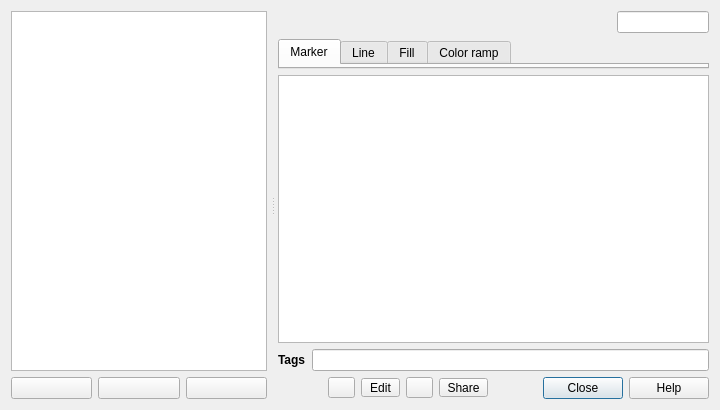
Before: the Qt Designer form src/ui/qgsstylev2managerdialogbase.ui in carsmie/QGIS, drawn with Qt 5.
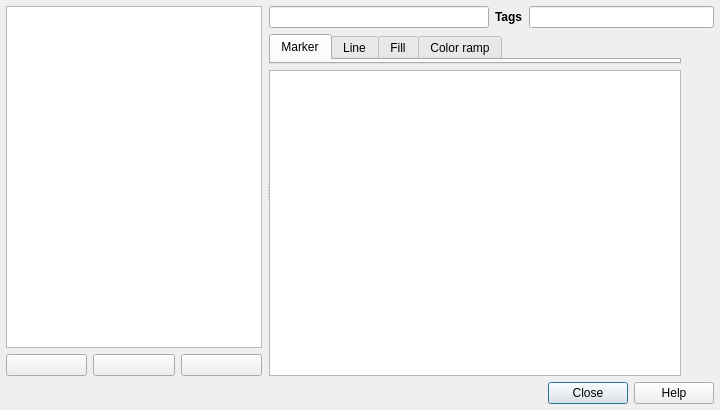
After: the same form once the commit is applied. Icons and pictures are not drawn. Custom widgets are drawn as their Qt base class.

Commit message: new icons for sharing in the stylemanager dialog

```diff
--- a/src/ui/qgsstylev2managerdialogbase.ui
+++ b/src/ui/qgsstylev2managerdialogbase.ui
@@ -20,6 +20,9 @@
 </string>
   </property>
   <layout class="QGridLayout" name="gridLayout">
+   <property name="margin">
+    <number>6</number>
+   </property>
    <item row="3" column="0">
     <widget class="QSplitter" name="mSplitter">
      <property name="orientation">
@@ -122,39 +125,10 @@
        </sizepolicy>
       </property>
       <layout class="QGridLayout" name="gridLayout_3">
-       <property name="leftMargin">
-        <number>4</number>
-       </property>
-       <property name="topMargin">
+       <property name="margin">
         <number>0</number>
        </property>
-       <property name="rightMargin">
-        <number>0</number>
-       </property>
-       <property name="bottomMargin">
-        <number>0</number>
-       </property>
-       <item row="0" column="0">
-        <spacer name="horizontalSpacer">
-         <property name="orientation">
-          <enum>Qt::Horizontal</enum>
-         </property>
-         <property name="sizeHint" stdset="0">
-          <size>
-           <width>350</width>
-           <height>20</height>
-          </size>
-         </property>
-        </spacer>
-       </item>
-       <item row="0" column="1">
-        <widget class="QgsFilterLineEdit" name="searchBox">
-         <property name="text">
-          <string/>
-         </property>
-        </widget>
-       </item>
-       <item row="1" column="0" colspan="2">
+       <item row="1" column="0">
         <widget class="QTabWidget" name="tabItemType">
          <property name="sizePolicy">
           <sizepolicy hsizetype="Expanding" vsizetype="Expanding">
@@ -233,7 +207,7 @@
          </widget>
         </widget>
        </item>
-       <item row="2" column="0" colspan="2">
+       <item row="2" column="0">
         <widget class="QListView" name="listItems">
          <property name="sizePolicy">
           <sizepolicy hsizetype="Expanding" vsizetype="Expanding">
@@ -273,144 +247,160 @@
          </property>
         </widget>
        </item>
-       <item row="3" column="0" colspan="2">
-        <layout class="QHBoxLayout" name="horizontalLayout_2">
+       <item row="2" column="1">
+        <layout class="QVBoxLayout" name="symbolBtnsLayout">
          <item>
-          <widget class="QLabel" name="label">
-           <property name="font">
-            <font>
-             <weight>75</weight>
-             <bold>true</bold>
-            </font>
+          <widget class="QToolButton" name="btnAddItem">
+           <property name="minimumSize">
+            <size>
+             <width>0</width>
+             <height>0</height>
+            </size>
            </property>
+           <property name="toolTip">
+            <string>Add item</string>
+           </property>
            <property name="text">
-            <string>Tags</string>
+            <string/>
            </property>
+           <property name="icon">
+            <iconset resource="../../images/images.qrc">
+             <normaloff>:/images/themes/default/symbologyAdd.png</normaloff>:/images/themes/default/symbologyAdd.png</iconset>
+           </property>
+           <property name="popupMode">
+            <enum>QToolButton::InstantPopup</enum>
+           </property>
+           <property name="autoRaise">
+            <bool>true</bool>
+           </property>
           </widget>
          </item>
          <item>
-          <widget class="QLineEdit" name="tagsLineEdit"/>
+          <widget class="QToolButton" name="btnRemoveItem">
+           <property name="toolTip">
+            <string>Remove item</string>
+           </property>
+           <property name="text">
+            <string/>
+           </property>
+           <property name="icon">
+            <iconset resource="../../images/images.qrc">
+             <normaloff>:/images/themes/default/symbologyRemove.png</normaloff>:/images/themes/default/symbologyRemove.png</iconset>
+           </property>
+           <property name="autoRaise">
+            <bool>true</bool>
+           </property>
+          </widget>
          </item>
-        </layout>
-       </item>
-       <item row="4" column="0" colspan="2">
-        <layout class="QHBoxLayout" name="horizontalLayout">
          <item>
-          <spacer name="horizontalSpacer_2">
+          <spacer name="verticalSpacer">
            <property name="orientation">
-            <enum>Qt::Horizontal</enum>
+            <enum>Qt::Vertical</enum>
            </property>
            <property name="sizeHint" stdset="0">
             <size>
-             <width>40</width>
-             <height>20</height>
+             <width>20</width>
+             <height>40</height>
             </size>
            </property>
           </spacer>
          </item>
          <item>
-          <layout class="QHBoxLayout" name="symbolBtnsLayout">
-           <property name="spacing">
-            <number>6</number>
+          <widget class="QToolButton" name="btnEditItem">
+           <property name="toolTip">
+            <string>Edit item</string>
            </property>
-           <property name="leftMargin">
-            <number>0</number>
+           <property name="text">
+            <string/>
            </property>
+           <property name="icon">
+            <iconset resource="../../images/images.qrc">
+             <normaloff>:/images/themes/default/mActionProjectProperties.png</normaloff>:/images/themes/default/mActionProjectProperties.png</iconset>
+           </property>
+           <property name="toolButtonStyle">
+            <enum>Qt::ToolButtonIconOnly</enum>
+           </property>
+           <property name="autoRaise">
+            <bool>true</bool>
+           </property>
+          </widget>
+         </item>
+         <item>
+          <widget class="QToolButton" name="btnShare">
+           <property name="minimumSize">
+            <size>
+             <width>0</width>
+             <height>16</height>
+            </size>
+           </property>
+           <property name="text">
+            <string/>
+           </property>
+           <property name="icon">
+            <iconset resource="../../images/images.qrc">
+             <normaloff>:/images/themes/default/mActionSharing.svg</normaloff>:/images/themes/default/mActionSharing.svg</iconset>
+           </property>
+           <property name="popupMode">
+            <enum>QToolButton::InstantPopup</enum>
+           </property>
+           <property name="toolButtonStyle">
+            <enum>Qt::ToolButtonIconOnly</enum>
+           </property>
+           <property name="autoRaise">
+            <bool>true</bool>
+           </property>
+          </widget>
+         </item>
+        </layout>
+       </item>
+       <item row="0" column="0" colspan="2">
+        <layout class="QHBoxLayout" name="horizontalLayout_3">
+         <item>
+          <widget class="QgsFilterLineEdit" name="searchBox">
+           <property name="text">
+            <string/>
+           </property>
+          </widget>
+         </item>
+         <item>
+          <layout class="QHBoxLayout" name="horizontalLayout_2">
            <item>
-            <widget class="QToolButton" name="btnAddItem">
-             <property name="minimumSize">
-              <size>
-               <width>0</width>
-               <height>0</height>
-              </size>
+            <widget class="QLabel" name="label">
+             <property name="font">
+              <font>
+               <weight>75</weight>
+               <bold>true</bold>
+              </font>
              </property>
-             <property name="toolTip">
-              <string>Add item</string>
-             </property>
              <property name="text">
-              <string/>
+              <string>Tags</string>
              </property>
-             <property name="popupMode">
-              <enum>QToolButton::InstantPopup</enum>
-             </property>
             </widget>
            </item>
            <item>
-            <widget class="QToolButton" name="btnEditItem">
-             <property name="toolTip">
-              <string>Edit item</string>
-             </property>
-             <property name="text">
-              <string>Edit</string>
-             </property>
-             <property name="toolButtonStyle">
-              <enum>Qt::ToolButtonTextBesideIcon</enum>
-             </property>
-            </widget>
-           </item>
-           <item>
-            <widget class="QToolButton" name="btnRemoveItem">
-             <property name="toolTip">
-              <string>Remove item</string>
-             </property>
-             <property name="text">
-              <string/>
-             </property>
-            </widget>
-           </item>
-           <item>
-            <widget class="QToolButton" name="btnShare">
-             <property name="minimumSize">
-              <size>
-               <width>0</width>
-               <height>16</height>
-              </size>
-             </property>
-             <property name="text">
-              <string>Share</string>
-             </property>
-             <property name="popupMode">
-              <enum>QToolButton::InstantPopup</enum>
-             </property>
-             <property name="toolButtonStyle">
-              <enum>Qt::ToolButtonTextBesideIcon</enum>
-             </property>
-            </widget>
+            <widget class="QLineEdit" name="tagsLineEdit"/>
            </item>
           </layout>
          </item>
-         <item>
-          <spacer name="horizontalSpacer_3">
-           <property name="orientation">
-            <enum>Qt::Horizontal</enum>
-           </property>
-           <property name="sizeHint" stdset="0">
-            <size>
-             <width>40</width>
-             <height>20</height>
-            </size>
-           </property>
-          </spacer>
-         </item>
-         <item>
-          <widget class="QDialogButtonBox" name="buttonBox">
-           <property name="orientation">
-            <enum>Qt::Horizontal</enum>
-           </property>
-           <property name="standardButtons">
-            <set>QDialogButtonBox::Close|QDialogButtonBox::Help</set>
-           </property>
-           <property name="centerButtons">
-            <bool>false</bool>
-           </property>
-          </widget>
-         </item>
         </layout>
        </item>
       </layout>
      </widget>
     </widget>
    </item>
+   <item row="4" column="0">
+    <widget class="QDialogButtonBox" name="buttonBox">
+     <property name="orientation">
+      <enum>Qt::Horizontal</enum>
+     </property>
+     <property name="standardButtons">
+      <set>QDialogButtonBox::Close|QDialogButtonBox::Help</set>
+     </property>
+     <property name="centerButtons">
+      <bool>false</bool>
+     </property>
+    </widget>
+   </item>
   </layout>
  </widget>
  <customwidgets>
```
The commit also changes 5 other files.
